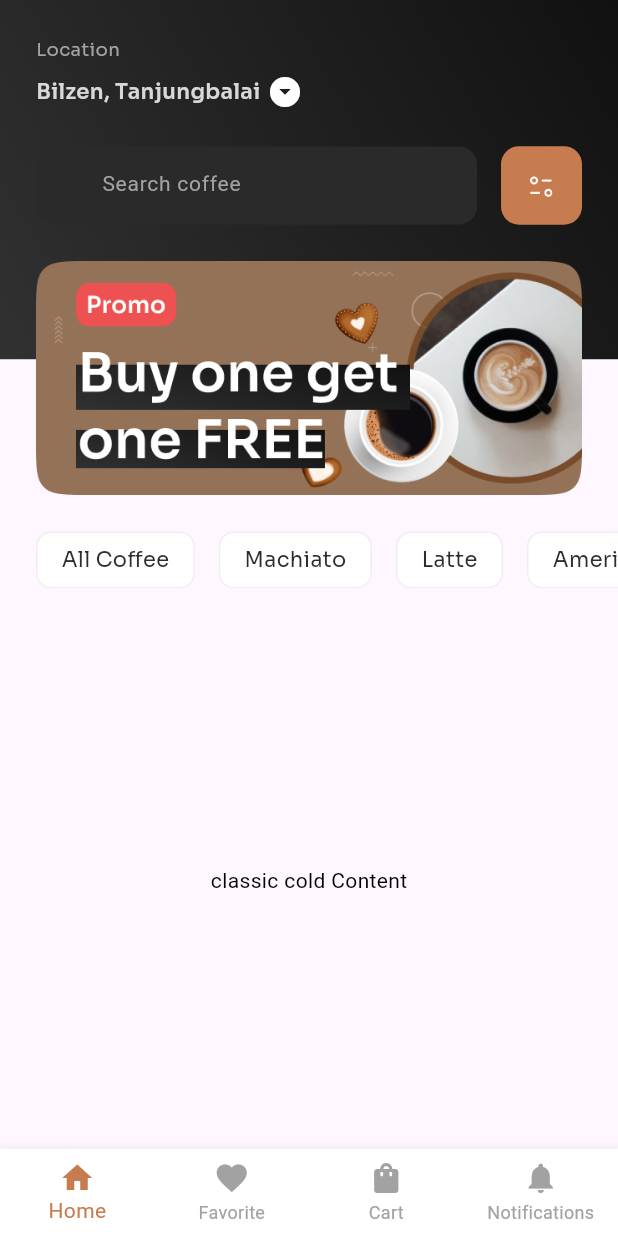
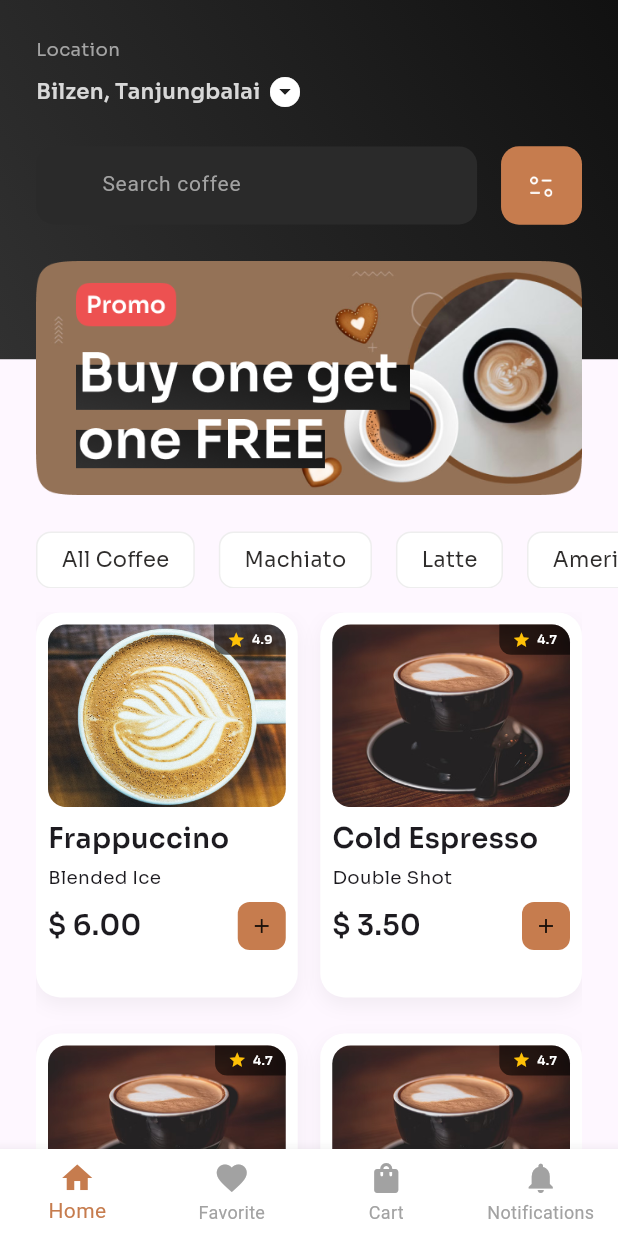
Before and after one commit to milanKapadiya1/coffee_shop, a Flutter app: the MyHomePage screen opened directly, swiped to page 5, on a phone screen of 412 x 824 dp. Run offline on Flutter 3.47's test engine with Material 3 defaults, Android fonts, the phone set to English and light mode, and no system bars; our stand-ins replace flutter_screenutil.

Commit message:
coffeeshop

```diff
--- a/lib/screens/my_home_page.dart
+++ b/lib/screens/my_home_page.dart
@@ -1,4 +1,5 @@
-import 'package:coffeeshop/widgets/cards.dart';
+import 'package:coffeeshop/widgets/coffee_details_model.dart';
+import 'package:coffeeshop/widgets/coffee_grid.dart';
 import 'package:flutter/material.dart';
 import 'package:flutter_screenutil/flutter_screenutil.dart';
 
@@ -10,12 +11,20 @@ class MyHomePage extends StatefulWidget {
 }
 
 class _MyHomePageState extends State<MyHomePage> {
-  final List<String> _categories = [
+  final List<String> _categoriesOfCoffee = [
     'All Coffee',
     'Machiato',
     'Latte',
     'Americano',
     'classic cold'
+  ];
+
+  final List<List<Coffee>> allDataListOfCoffees = [
+    allCoffeeItems,
+    machiatoItems,
+    latteItems,
+    americanoItems,
+    coldItems,
   ];
 
   final PageController _pageController = PageController();
@@ -169,7 +178,7 @@ class _MyHomePageState extends State<MyHomePage> {
                   child: Row(
                     children: [
                       SizedBox(width: horizontalPadding),
-                      ...List.generate(_categories.length, (index) {
+                      ...List.generate(_categoriesOfCoffee.length, (index) {
                         final isSelected = selectedIndex == index;
                         return GestureDetector(
                           onTap: () {
@@ -194,7 +203,7 @@ class _MyHomePageState extends State<MyHomePage> {
                                   : Border.all(color: Colors.grey.shade200),
                             ),
                             child: Text(
-                              _categories[index],
+                              _categoriesOfCoffee[index],
                               style: TextStyle(
                                 fontFamily: 'sora',
                                 fontWeight: isSelected
@@ -219,70 +228,16 @@ class _MyHomePageState extends State<MyHomePage> {
             const SizedBox(height: 16.0),
             Expanded(
               child: PageView(
-                controller: _pageController,
-                onPageChanged: (index) {
-                  _selectedIndex.value = index;
-                },
-                children: [
-                  // Padding(padding: EdgeInsets.only()),
-                  Padding(
-                    padding: const EdgeInsets.symmetric(horizontal: horizontalPadding),
-                    child: GridView.count(
-                      crossAxisCount: 2,
-                      crossAxisSpacing: 15,
-                      mainAxisSpacing: 24,
-                      children: [
-                      CustomCards(
-                        myImage: 'assets/images/1.png',
-                        coffeeTitle:'Caffe Mocha',
-                        typeOfCoffee: 'Deep Foam',
-                        price:r'$ 4.53',
-                        rating: 4.8,
-                      ),
-                       CustomCards(
-                        myImage: 'assets/images/2.png',
-                        coffeeTitle:'Flat White',
-                        typeOfCoffee: 'Espresso',
-                        price:r'$ 3.53',
-                        rating: 4.9,
-                      ),
-                       CustomCards(
-                        myImage: 'assets/images/3.png',
-                        coffeeTitle:'Cappuccino',
-                        typeOfCoffee: 'Milk Foam',
-                        price:r'$ 4.99',
-                        rating: 4.7,
-                      ),
-                       CustomCards(
-                        myImage: 'assets/images/4.png',
-                        coffeeTitle:'Americano',
-                        typeOfCoffee: 'Frape Example',
-                        price:r'$ 2.10',
-                        rating: 4.2,
-                      ),
-
-                      ],
-                    ),
-
-                    ),
-                  Center(
-                    child: Text('Machiato Content',
-                        style: TextStyle(color: Color.fromARGB(255, 0, 0, 0))),
-                  ),
-                  Center(
-                    child: Text('Latte Content',
-                        style: TextStyle(color: Color.fromARGB(255, 0, 0, 0))),
-                  ),
-                  Center(
-                    child: Text('Ameticano Content',
-                        style: TextStyle(color: Color.fromARGB(255, 0, 0, 0))),
-                  ),
-                  Center(
-                    child: Text('classic cold Content',
-                        style: TextStyle(color: Color.fromARGB(255, 0, 0, 0))),
-                  ),
-                ],
-              ),
+                  controller: _pageController,
+                  onPageChanged: (index) {
+                    _selectedIndex.value = index;
+                  },
+                  children: List.generate(_categoriesOfCoffee.length, (index) {
+                    // final currentData = allDataListOfCoffees[index];
+                    return CoffeeGrid(
+                        items: allDataListOfCoffees[index],
+                        horizontalPadding: horizontalPadding);
+                  })),
             ),
           ],
         ),
--- a/lib/widgets/cards.dart
+++ b/lib/widgets/cards.dart
@@ -19,7 +19,7 @@ class CustomCards extends StatelessWidget {
   @override
   Widget build(BuildContext context) {
     return Container(
-      padding: const EdgeInsets.only(top: 8, right: 8, left: 8, bottom: 12),
+      padding: const EdgeInsets.only(top: 8, right: 8, left: 8, bottom:12 ),
       decoration: BoxDecoration(
         color: Colors.white,
         borderRadius: BorderRadius.circular(16),
@@ -31,7 +31,7 @@ class CustomCards extends StatelessWidget {
         ],
       ),
       child: Column(
-        mainAxisAlignment: MainAxisAlignment.start,
+        crossAxisAlignment: CrossAxisAlignment.start,
         children: [
           Stack(
             children: [
@@ -61,12 +61,11 @@ class CustomCards extends StatelessWidget {
                   decoration: BoxDecoration(
                     color: Colors.black.withOpacity(0.6),
                     borderRadius: const BorderRadius.only(
-                      topRight: Radius.circular(12),
-                      bottomLeft: Radius.circular(8)
-                    ),
+                        topRight: Radius.circular(12),
+                        bottomLeft: Radius.circular(8)),
                   ),
                   child: Row(
-                    // mainAxisSize: MainAxisSize.min,
+                    mainAxisSize: MainAxisSize.min,
                     children: [
                       Icon(
                         Icons.star,
@@ -79,10 +78,11 @@ class CustomCards extends StatelessWidget {
                       Text(
                         '$rating'.toString(),
                         style: TextStyle(
+                            color: Colors.white,
                             fontFamily: 'sora',
                             fontSize: 8.sp,
                             fontWeight: FontWeight.w600),
-                      )
+                      ),
                     ],
                   ),
                 ),
@@ -112,7 +112,6 @@ class CustomCards extends StatelessWidget {
           SizedBox(
             height: 8.h,
           ),
-          // const Spacer(),
           Row(
             mainAxisAlignment: MainAxisAlignment.spaceBetween,
             children: [
--- /dev/null
+++ b/lib/widgets/coffee_details_model.dart
@@ -0,0 +1,47 @@
+class Coffee {
+  final String coffeeName;
+  final String typeOfCoffee;
+  final String price;
+  final double rating;
+  final String imagePath;
+
+  const Coffee({
+    required this.coffeeName,
+    required this.typeOfCoffee,
+    required this.price,
+    required this.imagePath,
+    required this.rating
+  });
+}
+
+final List<Coffee> allCoffeeItems = [
+  const Coffee(coffeeName: 'Caffe Mocha', typeOfCoffee: 'Deep Foam', price: r'$ 4.53', rating: 4.8, imagePath: 'assets/images/1.png'),
+  const Coffee(coffeeName: 'Flat White', typeOfCoffee: 'Espresso', price: r'$ 3.53', rating: 4.9, imagePath: 'assets/images/2.png'),
+  const Coffee(coffeeName: 'Cappuccino', typeOfCoffee: 'Milk Foam', price: r'$ 4.99', rating: 4.7, imagePath: 'assets/images/3.png'),
+  const Coffee(coffeeName: 'Americano', typeOfCoffee: 'Frape Example', price: r'$ 2.10', rating: 4.2, imagePath: 'assets/images/4.png'),
+];
+final List<Coffee> machiatoItems = [
+  const Coffee(coffeeName: 'Machiato Mint', typeOfCoffee: 'Refreshing', price: r'$ 4.20', rating: 4.7, imagePath: 'assets/images/1.png'),
+  const Coffee(coffeeName: 'Machiato Hazel', typeOfCoffee: 'Nutty', price: r'$ 4.80', rating: 4.9, imagePath: 'assets/images/2.png'),
+  const Coffee(coffeeName: 'Machiato Caramel', typeOfCoffee: 'Sweet', price: r'$ 5.10', rating: 4.5, imagePath: 'assets/images/3.png'),
+  const Coffee(coffeeName: 'Machiato Caramel', typeOfCoffee: 'Sweet', price: r'$ 5.10', rating: 4.5, imagePath: 'assets/images/3.png'),
+];
+final List<Coffee> latteItems = [
+  const Coffee(coffeeName: 'Latte Vanilla', typeOfCoffee: 'Smooth', price: r'$ 3.99', rating: 4.6, imagePath: 'assets/images/4.png'),
+  const Coffee(coffeeName: 'Latte Pumpkin', typeOfCoffee: 'Spiced', price: r'$ 5.50', rating: 4.8, imagePath: 'assets/images/5.png'),
+  const Coffee(coffeeName: 'Latte Pumpkin', typeOfCoffee: 'Spiced', price: r'$ 5.50', rating: 4.8, imagePath: 'assets/images/5.png'),
+  const Coffee(coffeeName: 'Latte Pumpkin', typeOfCoffee: 'Spiced', price: r'$ 5.50', rating: 4.8, imagePath: 'assets/images/5.png'),
+];
+final List<Coffee> americanoItems = [
+  const Coffee(coffeeName: 'Americano Hot', typeOfCoffee: 'Strong', price: r'$ 2.50', rating: 4.7, imagePath: 'assets/images/6.png'),
+  const Coffee(coffeeName: 'Americano Iced', typeOfCoffee: 'Cooling', price: r'$ 2.80', rating: 4.8, imagePath: 'assets/images/1.png'),
+  const Coffee(coffeeName: 'Americano Decaf', typeOfCoffee: 'No Buzz', price: r'$ 2.00', rating: 4.5, imagePath: 'assets/images/2.png'),
+  const Coffee(coffeeName: 'Americano Decaf', typeOfCoffee: 'No Buzz', price: r'$ 2.00', rating: 4.5, imagePath: 'assets/images/2.png'),
+
+];
+final List<Coffee> coldItems = [
+  const Coffee(coffeeName: 'Frappuccino', typeOfCoffee: 'Blended Ice', price: r'$ 6.00', rating: 4.9, imagePath: 'assets/images/3.png'),
+  const Coffee(coffeeName: 'Cold Espresso', typeOfCoffee: 'Double Shot', price: r'$ 3.50', rating: 4.7, imagePath: 'assets/images/4.png'),
+  const Coffee(coffeeName: 'Cold Espresso', typeOfCoffee: 'Double Shot', price: r'$ 3.50', rating: 4.7, imagePath: 'assets/images/4.png'),
+  const Coffee(coffeeName: 'Cold Espresso', typeOfCoffee: 'Double Shot', price: r'$ 3.50', rating: 4.7, imagePath: 'assets/images/4.png'),
+];
--- /dev/null
+++ b/lib/widgets/coffee_grid.dart
@@ -0,0 +1,41 @@
+import 'package:coffeeshop/widgets/cards.dart';
+import 'package:coffeeshop/widgets/coffee_details_model.dart';
+import 'package:flutter/material.dart';
+
+class CoffeeGrid extends StatelessWidget {
+  final List<Coffee> items;
+  final double horizontalPadding;
+
+  const CoffeeGrid({
+    super.key,
+    required this.items,
+    required this.horizontalPadding
+  });
+
+  @override
+  Widget build(BuildContext context) {
+    return Padding(
+      padding: EdgeInsets.symmetric(horizontal: horizontalPadding),
+      child: GridView.builder(
+        gridDelegate: const SliverGridDelegateWithFixedCrossAxisCount(
+          crossAxisCount: 2,
+          crossAxisSpacing: 15.0,
+          mainAxisSpacing: 24.0,
+          childAspectRatio: 0.68,
+        ),
+        itemCount: items.length,
+        padding: const EdgeInsets.only(bottom: 24.0),
+        itemBuilder: (context, index) {
+          final item = items[index];
+          return CustomCards(
+            coffeeTitle: item.coffeeName,
+            typeOfCoffee: item.typeOfCoffee,
+            price: item.price,
+            rating: item.rating,
+            myImage: item.imagePath,
+          );
+        },
+      ),
+    );
+  }
+}
```
